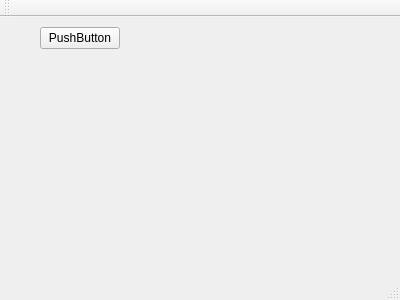
Before: the Qt Designer form mainwindow.ui in pepemxl/Arboles, drawn with Qt 5.
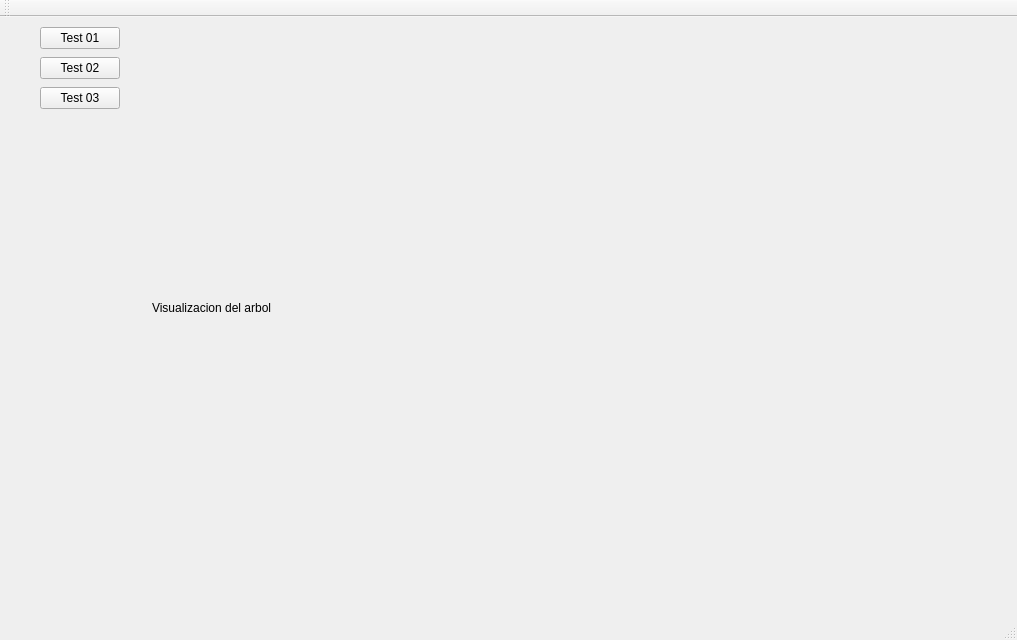
After: the same form once the commit is applied.

The edit to the form file:
```diff
--- a/mainwindow.ui
+++ b/mainwindow.ui
@@ -6,8 +6,8 @@
    <rect>
     <x>0</x>
     <y>0</y>
-    <width>400</width>
-    <height>300</height>
+    <width>1017</width>
+    <height>640</height>
    </rect>
   </property>
   <property name="windowTitle">
@@ -24,9 +24,66 @@
      </rect>
     </property>
     <property name="text">
-     <string>PushButton</string>
+     <string>Test 01</string>
     </property>
    </widget>
+   <widget class="QPushButton" name="pushButtonTest02">
+    <property name="geometry">
+     <rect>
+      <x>40</x>
+      <y>40</y>
+      <width>80</width>
+      <height>22</height>
+     </rect>
+    </property>
+    <property name="text">
+     <string>Test 02</string>
+    </property>
+   </widget>
+   <widget class="QPushButton" name="pushButtonTest03">
+    <property name="geometry">
+     <rect>
+      <x>40</x>
+      <y>70</y>
+      <width>80</width>
+      <height>22</height>
+     </rect>
+    </property>
+    <property name="text">
+     <string>Test 03</string>
+    </property>
+   </widget>
+   <widget class="QWidget" name="horizontalLayoutWidget">
+    <property name="geometry">
+     <rect>
+      <x>150</x>
+      <y>10</y>
+      <width>801</width>
+      <height>561</height>
+     </rect>
+    </property>
+    <layout class="QHBoxLayout" name="horizontalLayout">
+     <property name="leftMargin">
+      <number>2</number>
+     </property>
+     <property name="topMargin">
+      <number>2</number>
+     </property>
+     <property name="rightMargin">
+      <number>2</number>
+     </property>
+     <property name="bottomMargin">
+      <number>2</number>
+     </property>
+     <item>
+      <widget class="QLabel" name="label">
+       <property name="text">
+        <string>Visualizacion del arbol</string>
+       </property>
+      </widget>
+     </item>
+    </layout>
+   </widget>
   </widget>
   <widget class="QMenuBar" name="menuBar">
    <property name="geometry">
```
Left out of the diff: 6 changed lines with no effect on the pictures.
